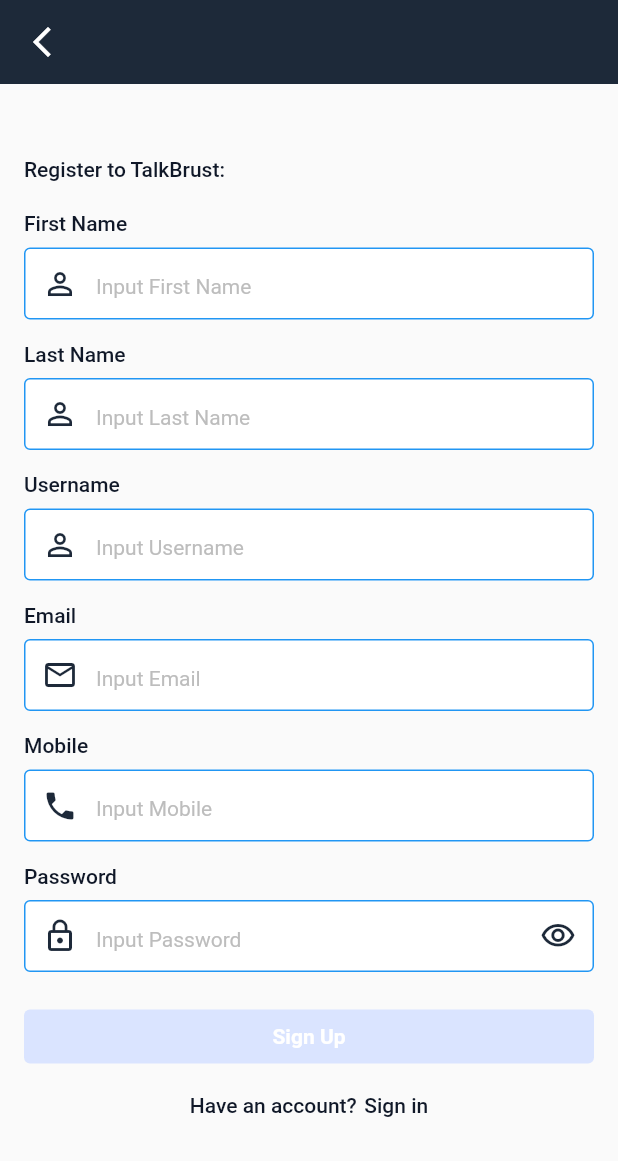
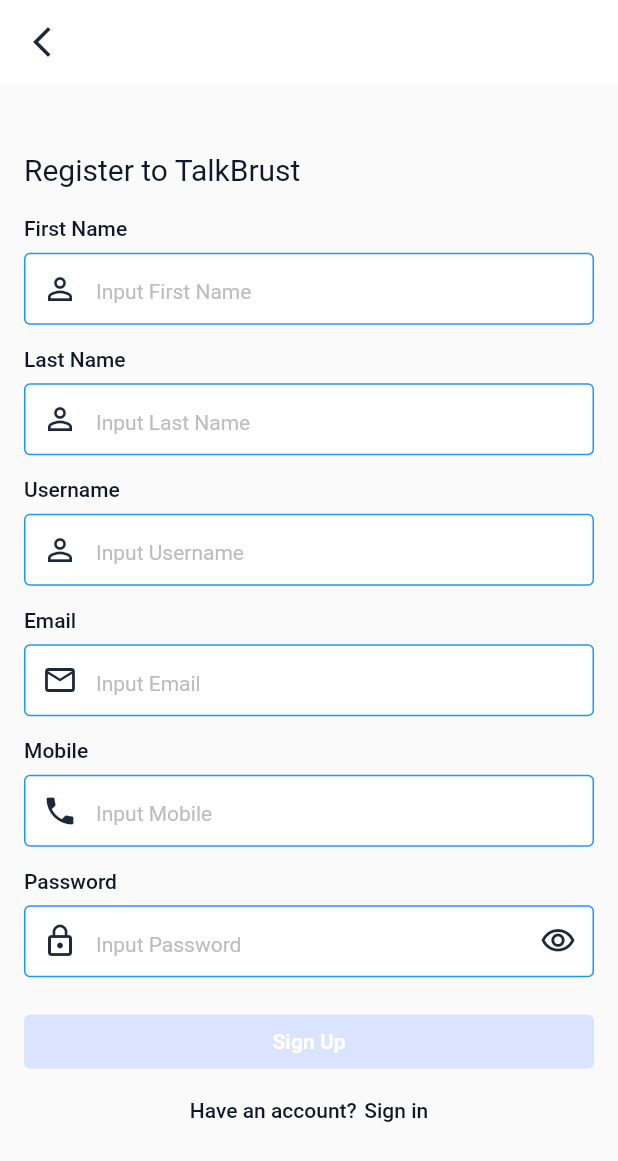
Before and after one commit to Hasan082/TalkBurst-Social, a Flutter app: the screen it shows after launch, after a tap on "Create Account", on a phone screen of 412 x 824 dp. Shown: the top 1161 px of the screen. Run offline on Flutter 3.47's test engine with Material 2 defaults, Android fonts, the phone set to English and light mode, and no system bars; our stand-ins replace device_preview, get, package_info_plus.

Commit message:
Signup Page Changed

```diff
--- a/lib/application/them_manager.dart
+++ b/lib/application/them_manager.dart
@@ -49,10 +49,10 @@ class ThemeManager {
           ),
         ),
       ),
-      appBarTheme: const AppBarTheme(
-          color: Color.fromRGBO(29, 41, 57, 1),
+      appBarTheme:  const AppBarTheme(
+          backgroundColor: Colors.white,
           elevation: 0,
-          titleTextStyle: TextStyle(color: Colors.white, fontSize: 22)
+          titleTextStyle: TextStyle(color: Color.fromRGBO(29, 41, 57, 1), fontSize: 22)
       ),
       textTheme: const TextTheme(
         bodySmall: TextStyle(
--- a/lib/views/auth/signup_screen.dart
+++ b/lib/views/auth/signup_screen.dart
@@ -47,6 +47,7 @@ class SignUpScreen extends StatelessWidget {
       appBar: AppBar(
         leading: const Icon(
           Icons.arrow_back_ios_new_outlined,
+          color: Color.fromRGBO(29, 41, 57, 1),
         ),
       ),
       body: SafeArea(
@@ -59,7 +60,10 @@ class SignUpScreen extends StatelessWidget {
                 child: Column(
                   crossAxisAlignment: CrossAxisAlignment.start,
                   children: [
-                    pageTextWidget(context, 'Register to TalkBrust:'),
+                    Text(
+                      'Register to TalkBrust',
+                      style: Theme.of(context).textTheme.titleMedium,
+                    ),
                     const SizedBox(
                       height: 20,
                     ),
```
